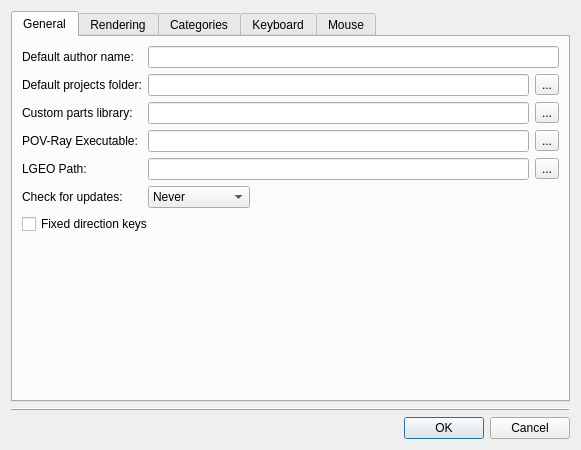
Qt form qt/lc_qpreferencesdialog.ui (leozide/leocad) before a commit.
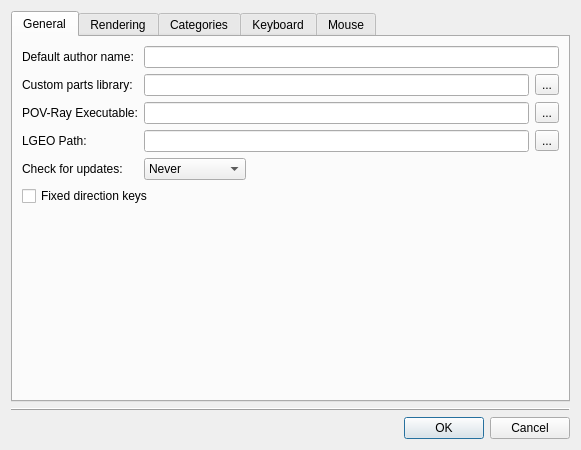
The same form after that commit.

Commit message: Remember last folder used to open a project.

```diff
--- a/qt/lc_qpreferencesdialog.ui
+++ b/qt/lc_qpreferencesdialog.ui
@@ -40,31 +40,7 @@
        <item row="0" column="1">
         <widget class="QLineEdit" name="authorName"/>
        </item>
-       <item row="1" column="0">
-        <widget class="QLabel" name="label_3">
-         <property name="text">
-          <string>Default projects folder:</string>
-         </property>
-         <property name="buddy">
-          <cstring>projectsFolder</cstring>
-         </property>
-        </widget>
-       </item>
-       <item row="1" column="1">
-        <layout class="QHBoxLayout" name="horizontalLayout_2">
-         <item>
-          <widget class="QLineEdit" name="projectsFolder"/>
-         </item>
-         <item>
-          <widget class="QToolButton" name="projectsFolderBrowse">
-           <property name="text">
-            <string>...</string>
-           </property>
-          </widget>
-         </item>
-        </layout>
-       </item>
-       <item row="4" column="0">
+       <item row="3" column="0">
         <widget class="QLabel" name="label_5">
          <property name="text">
           <string>Custom parts library:</string>
@@ -74,7 +50,7 @@
          </property>
         </widget>
        </item>
-       <item row="4" column="1">
+       <item row="3" column="1">
         <layout class="QHBoxLayout" name="horizontalLayout_3">
          <item>
           <widget class="QLineEdit" name="partsLibrary"/>
@@ -88,7 +64,7 @@
          </item>
         </layout>
        </item>
-       <item row="5" column="0">
+       <item row="4" column="0">
         <widget class="QLabel" name="label_8">
          <property name="text">
           <string>POV-Ray Executable:</string>
@@ -98,7 +74,7 @@
          </property>
         </widget>
        </item>
-       <item row="5" column="1">
+       <item row="4" column="1">
         <layout class="QHBoxLayout" name="horizontalLayout_8">
          <item>
           <widget class="QLineEdit" name="povrayExecutable"/>
@@ -112,7 +88,7 @@
          </item>
         </layout>
        </item>
-       <item row="6" column="0">
+       <item row="5" column="0">
         <widget class="QLabel" name="label_9">
          <property name="text">
           <string>LGEO Path:</string>
@@ -122,7 +98,7 @@
          </property>
         </widget>
        </item>
-       <item row="6" column="1">
+       <item row="5" column="1">
         <layout class="QHBoxLayout" name="horizontalLayout_10">
          <item>
           <widget class="QLineEdit" name="lgeoPath"/>
@@ -136,7 +112,7 @@
          </item>
         </layout>
        </item>
-       <item row="7" column="0">
+       <item row="6" column="0">
         <widget class="QLabel" name="label_10">
          <property name="text">
           <string>Check for updates:</string>
@@ -146,7 +122,7 @@
          </property>
         </widget>
        </item>
-       <item row="7" column="1">
+       <item row="6" column="1">
         <widget class="QComboBox" name="checkForUpdates">
          <item>
           <property name="text">
@@ -165,7 +141,7 @@
          </item>
         </widget>
        </item>
-       <item row="8" column="0" colspan="2">
+       <item row="7" column="0" colspan="2">
         <widget class="QCheckBox" name="fixedDirectionKeys">
          <property name="text">
           <string>Fixed direction keys</string>
```
Left out of the diff: 2 changed lines with no effect on the pictures. The commit also changes 5 other files.
